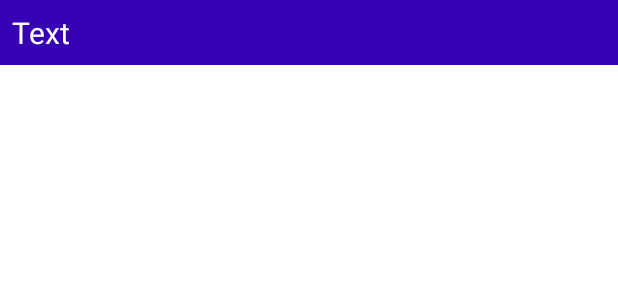
After one commit to pdstu25/FindMyDrink, an Android app: the layout item_view.xml on its own in the app's theme, with its tools: preview values and no code run, on a phone screen of 412 x 824 dp. The commit adds this screen. Shown: the top 300 px of the screen. Run offline under Robolectric (Android 15) with nearby library versions, the phone set to English and light mode, and no system bars.

Commit message:
Added item_view for recycleView

```diff
--- a/app/src/main/java/com/example/findmydrink/MainActivity.kt
+++ b/app/src/main/java/com/example/findmydrink/MainActivity.kt
@@ -41,7 +41,7 @@
             if(parent.getId() == R.id.selectDrink_spinner) {
                 val text: String = parent?.getItemAtPosition(position).toString()
                 drinkSelected = text
-                Log.i("STATUS stateSelected Variable: ", drinkSelected)
+                Log.i("STATUS drinkSelected Variable: ", drinkSelected)
             }
         }
     }
--- /dev/null
+++ b/app/src/main/res/layout/item_view.xml
@@ -0,0 +1,23 @@
+<?xml version="1.0" encoding="utf-8"?>
+<androidx.constraintlayout.widget.ConstraintLayout xmlns:android="http://schemas.android.com/apk/res/android"
+    xmlns:app="http://schemas.android.com/apk/res-auto"
+    xmlns:tools="http://schemas.android.com/tools"
+    android:id="@+id/item_constraintLayout"
+    android:layout_width="match_parent"
+    android:layout_height="wrap_content">
+
+    <TextView
+        android:id="@+id/textView_RecycleView"
+        android:layout_width="0dp"
+        android:layout_height="wrap_content"
+        android:background="@color/purple_700"
+        android:padding="8dp"
+        android:text="Text"
+        android:textColor="@color/white"
+        android:textSize="20sp"
+        app:layout_constraintBottom_toBottomOf="parent"
+        app:layout_constraintEnd_toEndOf="parent"
+        app:layout_constraintStart_toStartOf="parent"
+        app:layout_constraintTop_toTopOf="parent" />
+
+</androidx.constraintlayout.widget.ConstraintLayout>
```
